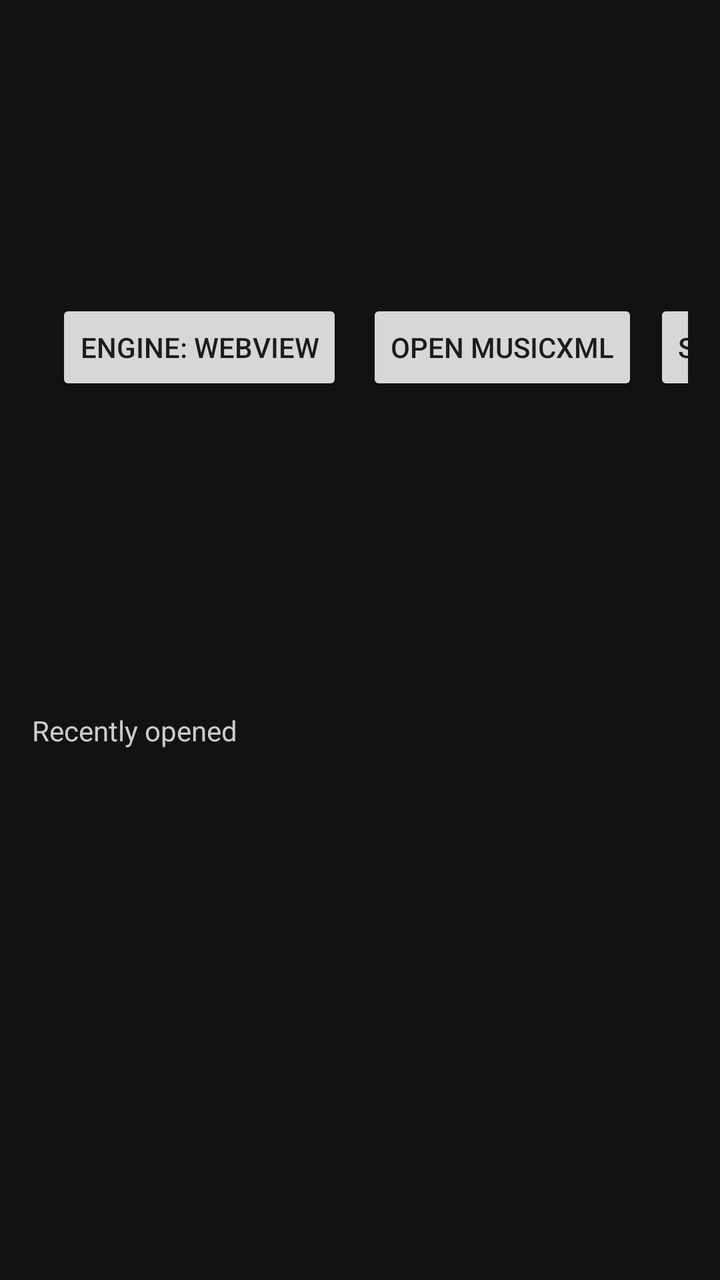
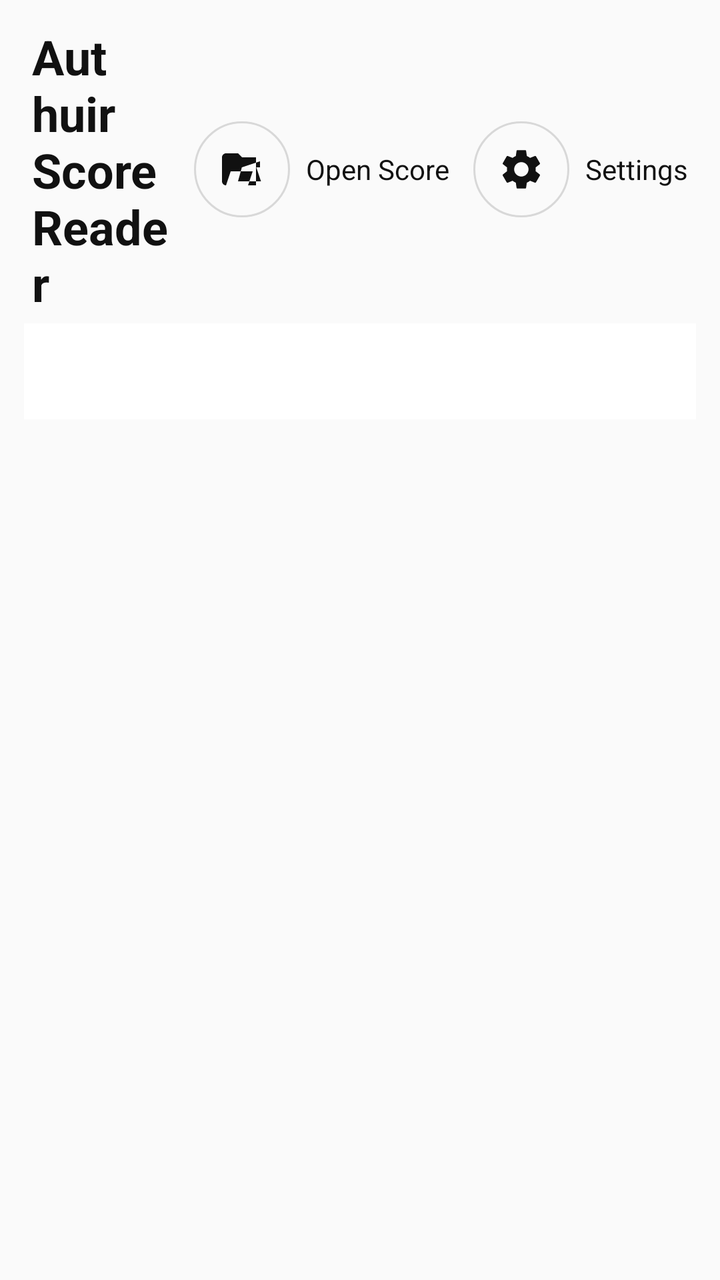

Before-and-after screenshots of an Android layout around one commit, followed by the original layout XML and the change that was made.
<!-- AndroidManifest.xml: application theme Theme.ScoreReader -->
<!-- res/layout/activity_home.xml -->
<?xml version="1.0" encoding="utf-8"?>
<androidx.constraintlayout.widget.ConstraintLayout
    xmlns:android="http://schemas.android.com/apk/res/android"
    xmlns:app="http://schemas.android.com/apk/res-auto"
    android:layout_width="match_parent"
    android:layout_height="match_parent"
    android:background="#FF121212">

    <LinearLayout
        android:id="@+id/topBar"
        android:layout_width="match_parent"
        android:layout_height="wrap_content"
        android:orientation="horizontal"
        android:padding="16dp"
        android:gravity="center_vertical"
        app:layout_constraintTop_toTopOf="parent">

        <TextView
            android:layout_width="0dp"
            android:layout_height="wrap_content"
            android:layout_weight="1"
            android:text="@string/app_name"
            android:textColor="@color/toolbar_text"
            android:textSize="24sp"
            android:textStyle="bold" />

        <Button
            android:id="@+id/btnEngine"
            android:layout_width="wrap_content"
            android:layout_height="wrap_content"
            android:layout_marginStart="12dp"
            android:text="@string/engine_webview"
            android:focusable="true"
            android:nextFocusRight="@+id/btnOpen"
            android:nextFocusDown="@+id/recyclerRecents" />

        <Button
            android:id="@+id/btnOpen"
            android:layout_width="wrap_content"
            android:layout_height="wrap_content"
            android:layout_marginStart="12dp"
            android:text="@string/action_open"
            android:focusable="true"
            android:nextFocusLeft="@id/btnEngine"
            android:nextFocusRight="@+id/btnScan"
            android:nextFocusDown="@+id/recyclerRecents" />

        <Button
            android:id="@+id/btnScan"
            android:layout_width="wrap_content"
            android:layout_height="wrap_content"
            android:layout_marginStart="8dp"
            android:text="@string/action_scan"
            android:focusable="true"
            android:nextFocusLeft="@id/btnOpen"
            android:nextFocusDown="@+id/recyclerRecents" />
    </LinearLayout>

    <TextView
        android:id="@+id/sectionRecents"
        android:layout_width="wrap_content"
        android:layout_height="wrap_content"
        android:layout_marginStart="16dp"
        android:layout_marginTop="8dp"
        android:text="@string/section_recents"
        android:textColor="#FFCCCCCC"
        android:textSize="14sp"
        app:layout_constraintTop_toBottomOf="@id/topBar"
        app:layout_constraintStart_toStartOf="parent" />

    <TextView
        android:id="@+id/emptyState"
        android:layout_width="match_parent"
        android:layout_height="wrap_content"
        android:layout_marginTop="40dp"
        android:padding="32dp"
        android:gravity="center"
        android:text="@string/empty_recents"
        android:textColor="#FF888888"
        android:textSize="16sp"
        android:visibility="gone"
        app:layout_constraintTop_toBottomOf="@id/sectionRecents" />

    <androidx.recyclerview.widget.RecyclerView
        android:id="@+id/recyclerRecents"
        android:layout_width="match_parent"
        android:layout_height="0dp"
        android:layout_marginTop="6dp"
        android:paddingStart="10dp"
        android:paddingEnd="10dp"
        android:paddingBottom="16dp"
        android:clipToPadding="false"
        android:focusable="true"
        android:descendantFocusability="afterDescendants"
        app:layout_constraintTop_toBottomOf="@id/sectionRecents"
        app:layout_constraintBottom_toBottomOf="parent" />

</androidx.constraintlayout.widget.ConstraintLayout>
<!-- resources referenced by this layout -->
<resources>
  <color name="toolbar_text">#FFFFFFFF</color>
  <string name="action_open">Open MusicXML</string>
  <string name="action_scan">Scan Storage</string>
  <string name="app_name">ScoreReader</string>
  <string name="empty_recents">No recent scores yet.\nPress “Open MusicXML” or “Scan Storage”.</string>
  <string name="engine_webview">Engine: WebView</string>
  <string name="section_recents">Recently opened</string>
  <style name="Theme.ScoreReader" parent="Theme.MaterialComponents.DayNight.NoActionBar">
          <item name="colorPrimary">@color/toolbar_bg</item>
          <item name="colorPrimaryVariant">@color/toolbar_bg</item>
          <item name="colorOnPrimary">@color/toolbar_text</item>
          <item name="colorAccent">@color/accent</item>
          <item name="android:windowBackground">@color/bg</item>
          <item name="android:statusBarColor" tools:targetApi="l">@color/toolbar_bg</item>
      </style>
  <color name="toolbar_bg">#FF222222</color>
  <color name="accent">#FF4CAF50</color>
  <color name="bg">#FFFFFFFF</color>
</resources>

<!-- the commit's change to res/layout/activity_home.xml (unified diff, before → after) -->
@@ -4,14 +4,17 @@
     xmlns:app="http://schemas.android.com/apk/res-auto"
     android:layout_width="match_parent"
     android:layout_height="match_parent"
-    android:background="#FF121212">
+    android:background="@color/home_background">
 
     <LinearLayout
         android:id="@+id/topBar"
         android:layout_width="match_parent"
         android:layout_height="wrap_content"
         android:orientation="horizontal"
-        android:padding="16dp"
+        android:paddingStart="16dp"
+        android:paddingEnd="16dp"
+        android:paddingTop="12dp"
+        android:paddingBottom="4dp"
         android:gravity="center_vertical"
         app:layout_constraintTop_toTopOf="parent">
 
@@ -19,54 +22,85 @@
             android:layout_width="0dp"
             android:layout_height="wrap_content"
             android:layout_weight="1"
-            android:text="@string/app_name"
-            android:textColor="@color/toolbar_text"
+            android:text="@string/home_title"
+            android:textColor="@color/text_primary"
             android:textSize="24sp"
             android:textStyle="bold" />
 
-        <Button
-            android:id="@+id/btnEngine"
+        <LinearLayout
             android:layout_width="wrap_content"
             android:layout_height="wrap_content"
             android:layout_marginStart="12dp"
-            android:text="@string/engine_webview"
-            android:focusable="true"
-            android:nextFocusRight="@+id/btnOpen"
-            android:nextFocusDown="@+id/recyclerRecents" />
+            android:orientation="horizontal"
+            android:gravity="center_vertical">
 
-        <Button
-            android:id="@+id/btnOpen"
+            <ImageButton
+                android:id="@+id/btnOpen"
+                android:layout_width="48dp"
+                android:layout_height="48dp"
+                android:background="@drawable/icon_button_bg"
+                android:contentDescription="@string/cd_open_score"
+                android:src="@drawable/ic_open_folder"
+                app:tint="@color/icon_button_tint"
+                android:scaleType="centerInside"
+                android:focusable="true"
+                android:nextFocusRight="@+id/btnSettings"
+                android:nextFocusDown="@+id/recyclerRecents" />
+
+            <TextView
+                android:layout_width="wrap_content"
+                android:layout_height="wrap_content"
+                android:layout_marginStart="8dp"
+                android:text="@string/cd_open_score"
+                android:textColor="@color/text_primary"
+                android:textSize="14sp" />
+        </LinearLayout>
+
+        <LinearLayout
             android:layout_width="wrap_content"
             android:layout_height="wrap_content"
             android:layout_marginStart="12dp"
-            android:text="@string/action_open"
-            android:focusable="true"
-            android:nextFocusLeft="@id/btnEngine"
-            android:nextFocusRight="@+id/btnScan"
-            android:nextFocusDown="@+id/recyclerRecents" />
+            android:orientation="horizontal"
+            android:gravity="center_vertical">
 
-        <Button
-            android:id="@+id/btnScan"
-            android:layout_width="wrap_content"
-            android:layout_height="wrap_content"
-            android:layout_marginStart="8dp"
-            android:text="@string/action_scan"
-            android:focusable="true"
-            android:nextFocusLeft="@id/btnOpen"
-            android:nextFocusDown="@+id/recyclerRecents" />
+            <ImageButton
+                android:id="@+id/btnSettings"
+                android:layout_width="48dp"
+                android:layout_height="48dp"
+                android:background="@drawable/icon_button_bg"
+                android:contentDescription="@string/cd_settings"
+                android:src="@drawable/ic_settings"
+                app:tint="@color/icon_button_tint"
+                android:scaleType="centerInside"
+                android:focusable="true"
+                android:nextFocusLeft="@id/btnOpen"
+                android:nextFocusDown="@+id/recyclerRecents" />
+
+            <TextView
+                android:layout_width="wrap_content"
+                android:layout_height="wrap_content"
+                android:layout_marginStart="8dp"
+                android:text="@string/cd_settings"
+                android:textColor="@color/text_primary"
+                android:textSize="14sp" />
+        </LinearLayout>
     </LinearLayout>
 
-    <TextView
-        android:id="@+id/sectionRecents"
-        android:layout_width="wrap_content"
+    <com.google.android.material.tabs.TabLayout
+        android:id="@+id/homeTabs"
+        android:layout_width="0dp"
         android:layout_height="wrap_content"
-        android:layout_marginStart="16dp"
-        android:layout_marginTop="8dp"
-        android:text="@string/section_recents"
-        android:textColor="#FFCCCCCC"
-        android:textSize="14sp"
+        android:layout_marginStart="12dp"
+        android:layout_marginEnd="12dp"
+        android:layout_marginTop="0dp"
+        app:tabIndicatorColor="@color/accent"
+        app:tabIndicatorFullWidth="false"
+        app:tabMode="fixed"
+        app:tabSelectedTextColor="@color/text_primary"
+        app:tabTextColor="@color/text_secondary"
         app:layout_constraintTop_toBottomOf="@id/topBar"
-        app:layout_constraintStart_toStartOf="parent" />
+        app:layout_constraintStart_toStartOf="parent"
+        app:layout_constraintEnd_toEndOf="parent" />
 
     <TextView
         android:id="@+id/emptyState"
@@ -76,10 +110,10 @@
         android:padding="32dp"
         android:gravity="center"
         android:text="@string/empty_recents"
-        android:textColor="#FF888888"
+        android:textColor="@color/text_tertiary"
         android:textSize="16sp"
         android:visibility="gone"
-        app:layout_constraintTop_toBottomOf="@id/sectionRecents" />
+        app:layout_constraintTop_toBottomOf="@id/homeTabs" />
 
     <androidx.recyclerview.widget.RecyclerView
         android:id="@+id/recyclerRecents"
@@ -92,7 +126,7 @@
         android:clipToPadding="false"
         android:focusable="true"
         android:descendantFocusability="afterDescendants"
-        app:layout_constraintTop_toBottomOf="@id/sectionRecents"
+        app:layout_constraintTop_toBottomOf="@id/homeTabs"
         app:layout_constraintBottom_toBottomOf="parent" />
 
 </androidx.constraintlayout.widget.ConstraintLayout>
<!-- resource entries referenced after the edit -->
@@ -1,12 +1,60 @@
 <!-- resources referenced by this layout -->
 <resources>
-  <color name="toolbar_text">#FFFFFFFF</color>
-  <string name="action_open">Open MusicXML</string>
-  <string name="action_scan">Scan Storage</string>
-  <string name="app_name">ScoreReader</string>
+  <color name="accent">#FF4CAF50</color>
+  <color name="home_background">#FFFAFAFA</color>
+  <color name="text_primary">#FF111111</color>
+  <color name="text_secondary">#FF555555</color>
+  <color name="text_tertiary">#FF7A7A7A</color>
+  <!-- drawable ic_open_folder (drawable) -->
+  <?xml version="1.0" encoding="utf-8"?>
+  <vector xmlns:android="http://schemas.android.com/apk/res/android"
+      android:width="24dp"
+      android:height="24dp"
+      android:viewportWidth="24"
+      android:viewportHeight="24">
+      <path
+          android:fillColor="@android:color/white"
+          android:pathData="M19,20H4c-1.11,0 -2,-0.9 -2,-2L2,6c0,-1.1 0.89,-2 2,-2h6l2,2h7c1.1,0 2,0.9 2,2L11.93,11l-1.93,7h11.5l-2.36,-7L21,11V8c0,-1.1 -0.9,-2 -2,-2zM4,20h11l2.36,-7H6.36L4,20z" />
+  </vector>
+  <!-- drawable ic_settings (drawable) -->
+  <?xml version="1.0" encoding="utf-8"?>
+  <vector xmlns:android="http://schemas.android.com/apk/res/android"
+      android:width="24dp"
+      android:height="24dp"
+      android:viewportWidth="24"
+      android:viewportHeight="24">
+      <path
+          android:fillColor="@android:color/white"
+          android:pathData="M19.14,12.94c0.04,-0.3 0.06,-0.61 0.06,-0.94c0,-0.32 -0.02,-0.64 -0.07,-0.94l2.03,-1.58c0.18,-0.14 0.23,-0.41 0.12,-0.61l-1.92,-3.32c-0.12,-0.22 -0.37,-0.29 -0.59,-0.22l-2.39,0.96c-0.5,-0.38 -1.03,-0.7 -1.62,-0.94L14.4,2.81c-0.04,-0.24 -0.24,-0.41 -0.48,-0.41h-3.84c-0.24,0 -0.43,0.17 -0.47,0.41L9.25,5.35C8.66,5.59 8.12,5.92 7.63,6.29L5.24,5.33c-0.22,-0.08 -0.47,0 -0.59,0.22L2.74,8.87C2.62,9.08 2.66,9.34 2.86,9.48l2.03,1.58C4.84,11.36 4.8,11.69 4.8,12s0.02,0.64 0.07,0.94l-2.03,1.58c-0.18,0.14 -0.23,0.41 -0.12,0.61l1.92,3.32c0.12,0.22 0.37,0.29 0.59,0.22l2.39,-0.96c0.5,0.38 1.03,0.7 1.62,0.94l0.36,2.54c0.05,0.24 0.24,0.41 0.48,0.41h3.84c0.24,0 0.44,-0.17 0.47,-0.41l0.36,-2.54c0.59,-0.24 1.13,-0.56 1.62,-0.94l2.39,0.96c0.22,0.08 0.47,0 0.59,-0.22l1.92,-3.32c0.12,-0.22 0.07,-0.47 -0.12,-0.61L19.14,12.94zM12,15.6c-1.98,0 -3.6,-1.62 -3.6,-3.6s1.62,-3.6 3.6,-3.6s3.6,1.62 3.6,3.6S13.98,15.6 12,15.6z" />
+  </vector>
+  <!-- drawable icon_button_bg (drawable) -->
+  <?xml version="1.0" encoding="utf-8"?>
+  <selector xmlns:android="http://schemas.android.com/apk/res/android">
+  
+      <item android:state_pressed="true">
+          <shape android:shape="oval">
+              <solid android:color="@color/accent" />
+          </shape>
+      </item>
+  
+      <item android:state_focused="true">
+          <shape android:shape="oval">
+              <solid android:color="@color/accent" />
+          </shape>
+      </item>
+  
+      <item>
+          <shape android:shape="oval">
+              <solid android:color="@android:color/transparent" />
+              <stroke android:width="1dp" android:color="@color/divider" />
+          </shape>
+      </item>
+  
+  </selector>
+  <string name="cd_open_score">Open Score</string>
+  <string name="cd_settings">Settings</string>
   <string name="empty_recents">No recent scores yet.\nPress “Open MusicXML” or “Scan Storage”.</string>
-  <string name="engine_webview">Engine: WebView</string>
-  <string name="section_recents">Recently opened</string>
+  <string name="home_title">Authuir Score Reader</string>
   <style name="Theme.ScoreReader" parent="Theme.MaterialComponents.DayNight.NoActionBar">
           <item name="colorPrimary">@color/toolbar_bg</item>
           <item name="colorPrimaryVariant">@color/toolbar_bg</item>
@@ -15,8 +63,9 @@
           <item name="android:windowBackground">@color/bg</item>
           <item name="android:statusBarColor" tools:targetApi="l">@color/toolbar_bg</item>
       </style>
+  <color name="divider">#FFD8D8D8</color>
   <color name="toolbar_bg">#FF222222</color>
-  <color name="accent">#FF4CAF50</color>
+  <color name="toolbar_text">#FFFFFFFF</color>
   <color name="bg">#FFFFFFFF</color>
 </resources>
 
